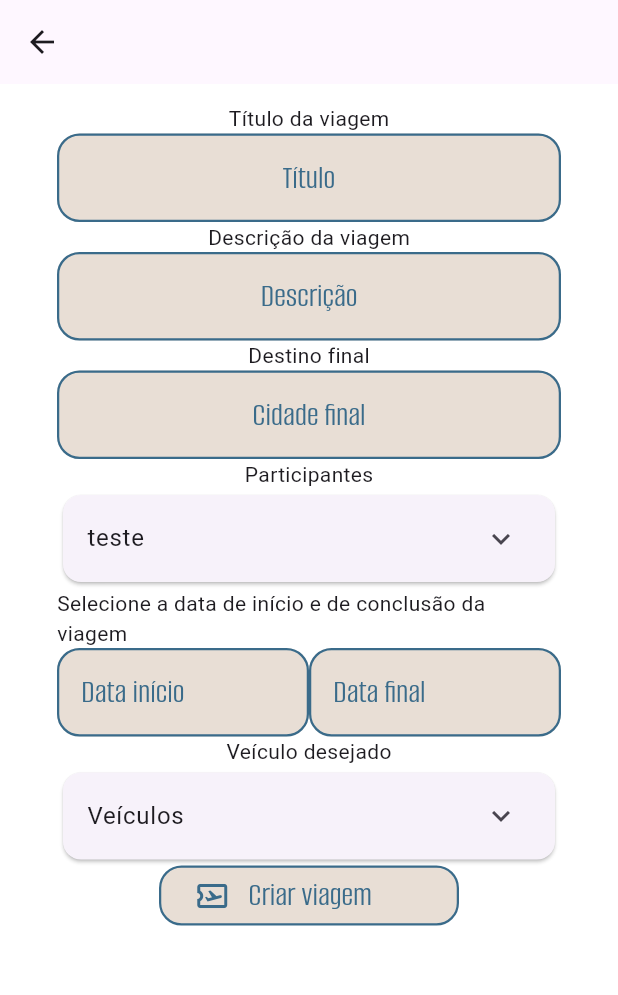
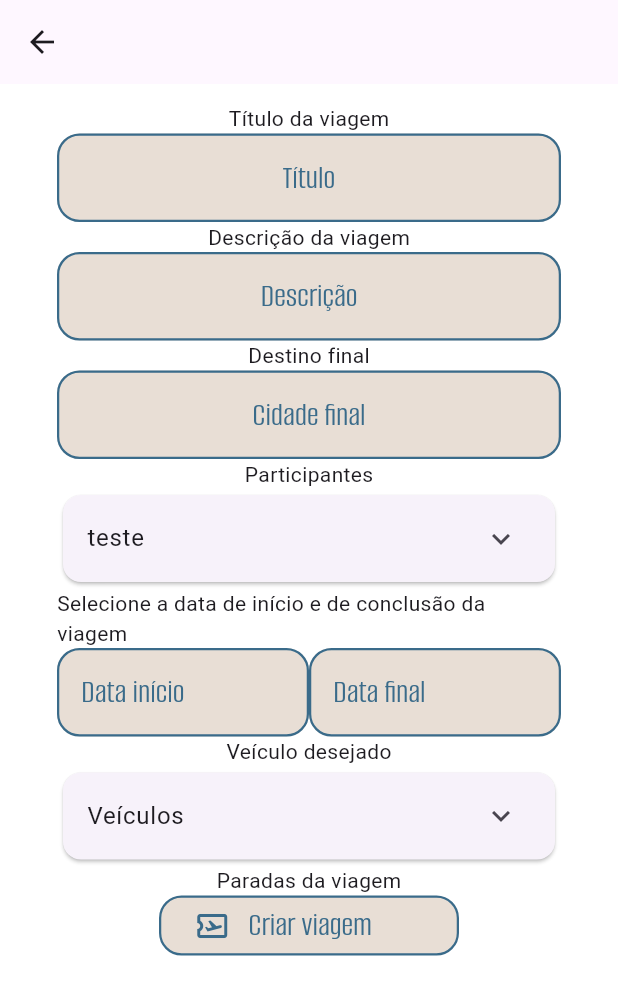
Before and after one commit to rafinha-as-br/TravelMaker, a Flutter app: the HomeScreen screen opened by its route, after a tap on "Criar uma viagem", on a phone screen of 412 x 824 dp. Shown: the top 995 px of the screen. Run offline on Flutter 3.47's test engine with Material 3 defaults, Android fonts, the phone set to English and light mode, and no system bars; our stand-ins replace geocoding, geolocator, image_picker, shared_preferences, sqflite; missing offline and left inert: country_flags, dart:ffi; accounts and stored records are empty; network calls fail.

Commit message:
creating travelForm 2/2

```diff
--- a/travelmakerapp/lib/main.dart
+++ b/travelmakerapp/lib/main.dart
@@ -4,6 +4,7 @@ import 'package:travelmakerapp/presentation/page/homeScreen.dart';
 import 'package:travelmakerapp/presentation/page/startScreen.dart';
 import 'package:travelmakerapp/presentation/page/stopScreen.dart';
 import 'package:provider/provider.dart';
+import 'package:travelmakerapp/presentation/page/tests.dart';
 import 'package:travelmakerapp/presentation/page/userConfigScreen.dart';
 import 'package:travelmakerapp/presentation/provider/createTravelProvider.dart';
 import 'package:travelmakerapp/presentation/provider/entitiesProvider.dart';
@@ -64,7 +65,8 @@ class myApp extends StatelessWidget {
         HomeScreen.routeName: (context) => HomeScreen(),
         CreateTravelScreen.routeName: (context) => CreateTravelScreen(),
         StopScreen.routeName: (context) => StopScreen(),
-        UserConfigScreen.routeName : (context) => UserConfigScreen()
+        UserConfigScreen.routeName : (context) => UserConfigScreen(),
+        TestScreen.routeName : (context) => TestScreen()
       },
     );
   }
--- a/travelmakerapp/lib/presentation/modules/travelForm/travelForm.dart
+++ b/travelmakerapp/lib/presentation/modules/travelForm/travelForm.dart
@@ -109,11 +109,20 @@ class TravelForm extends StatelessWidget {
               ),
 
               // participants selector (create a dialog widget)
+              Container(
+                child: Column(
+                  children: [
                     Text('Participantes'),
                     TravelParticipants(),
+                  ],
+                ),
+              ),
 
 
               // date selector for start and finish of the travel (datePicker)
+              Container(
+                child: Column(
+                  children: [
                     Text('Selecione a data de início e de conclusão da viagem'),
                     Row(
                       children: [
@@ -142,11 +151,32 @@ class TravelForm extends StatelessWidget {
                       ],
                     ),
 
+                  ],
+                ),
+              ),
 
               // desired vehicle selector (same as participants but with inkwell)
+
+
+              Container(
+                child: Column(
+                  children: [
                     Text("Veículo desejado"),
                     Traveldesiredvehicles(),
+                  ],
+                ),
+              ),
+
               // add a travel stop (anoter dialog widget)
+              Container(
+                child: Column(
+                  children: [
+                    Text('Paradas da viagem'),
+
+                  ],
+                ),
+              ),
+
 
               // save button
               Container(
--- a/travelmakerapp/lib/presentation/page/homeScreen.dart
+++ b/travelmakerapp/lib/presentation/page/homeScreen.dart
@@ -6,6 +6,7 @@ import 'package:travelmakerapp/presentation/modules/buttons/toggleLanguageButton
 import 'package:travelmakerapp/presentation/modules/buttons/toggleThemeButton.dart';
 import 'package:travelmakerapp/presentation/page/createTravelScreen.dart';
 import 'package:travelmakerapp/presentation/page/startScreen.dart';
+import 'package:travelmakerapp/presentation/page/tests.dart';
 import 'package:travelmakerapp/presentation/page/userConfigScreen.dart';
 import 'package:travelmakerapp/presentation/provider/entitiesProvider.dart';
 import 'package:travelmakerapp/presentation/provider/userProvider.dart';
@@ -85,6 +86,20 @@ class HomeScreen extends StatelessWidget {
                   ],
                 ),
 
+                // Tests screen button
+                Row(
+                  children: [
+                    Expanded(
+                        child: Button1(
+                            onTap: (){
+                              Navigator.pushNamed(context, TestScreen.routeName);
+                            },
+                            text: "Map test",
+                            icon: Icons.work_off_outlined)
+                    ),
+                  ],
+                ),
+
               ],
             )
             ,
--- a/travelmakerapp/pubspec.yaml
+++ b/travelmakerapp/pubspec.yaml
@@ -22,6 +22,8 @@ dependencies:
   geolocator: ^11.0.0
   geocoding: ^3.0.0
   image_picker: ^1.0.4
+  http: ^1.4.0
+
 
 
 
```
Also changed, not shown: travelmakerapp/lib/presentation/modules/travelForm/travelStopFormCard.dart (added, +26 -0 lines), travelmakerapp/lib/presentation/page/tests.dart (added, +35 -0 lines), travelmakerapp/lib/services/googleAPI.dart (added, +14 -0 lines), travelmakerapp/pubspec.lock, 1 other file. Lines whose indentation alone changed are shown as unchanged.
